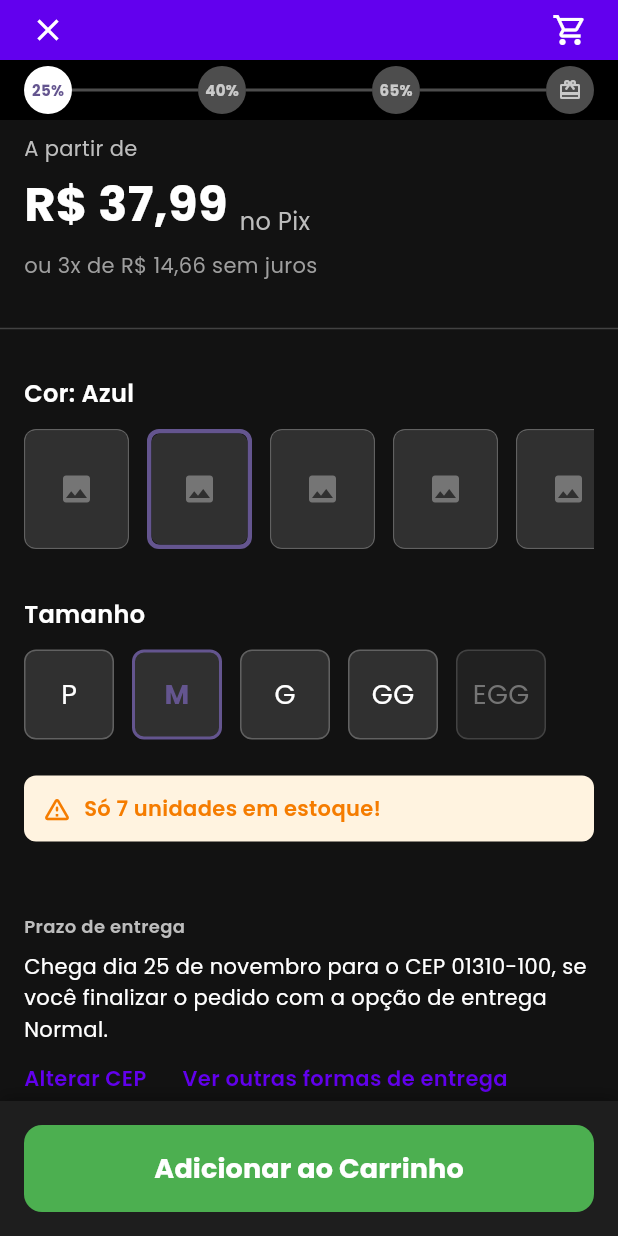
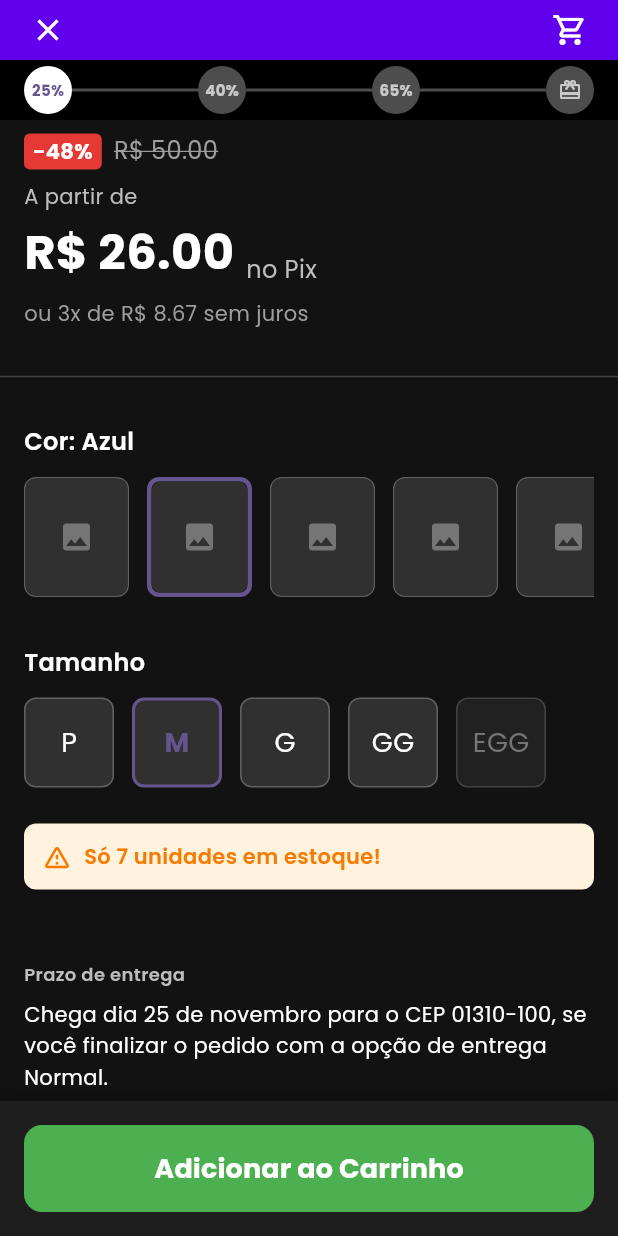
Before and after one commit to italoandres/eshop-admin-panel-updated, a Flutter app: the ProductDetailPage screen opened directly with empty values, scrolled down 576 dp, on a phone screen of 412 x 824 dp. Run offline on Flutter 3.47's test engine with Material 3 defaults, Android fonts, the phone set to English and light mode, and no system bars; our stand-ins replace cached_network_image, carousel_slider, dio, flutter_riverpod, flutter_secure_storage, freezed_annotation and 5 more; accounts and stored records are empty.

Commit message:
Implementar ajuste fino de preço com desconto progressivo
- Criar widget ProductProgressiveDiscountBanner com tarja rosa
- Adicionar mock data: mockOriginalPrice (50.00) e mockProgressiveDiscountPercent (48%)
- Modificar _buildPriceSection() para incluir:
  * Badge vermelho com percentual de desconto (-48%)
  * Preço original riscado (R$ 50,00)
  * Preço final calculado com desconto (R$ 26,00)
  * Parcelamento recalculado com base no preço com desconto
- Adicionar tarja rosa entre "Prazo de entrega" e "Proteção do Cliente"
- Tarja clicável com placeholder para página de explicação
- Cores: Rosa claro (#FFE4E8), Rosa forte (#D81B60), Vermelho (#E53935)
- Renderização condicional: só exibe se houver desconto configurado
- Texto: "Adicione ao carrinho e ganhe XX% de desconto"
- Layout: Ícone ticket + Texto + Seta (chevron_right)

```diff
--- a/lib/features/products/presentation/pages/product_detail_page.dart
+++ b/lib/features/products/presentation/pages/product_detail_page.dart
@@ -1,5 +1,6 @@
 import 'package:flutter/material.dart';
 import '../widgets/product_customer_protection.dart';
+import '../widgets/product_progressive_discount_banner.dart';
 
 class ProductDetailPage extends StatefulWidget {
   final String productId;
@@ -32,6 +33,10 @@ class _ProductDetailPageState extends State<ProductDetailPage> {
     {'user': 'Carlos', 'date': '10 de nov de 2025', 'comment': 'Superou minhas expectativas!', 'rating': 5},
     {'user': 'Ana', 'date': '8 de nov de 2025', 'comment': 'Produto de qualidade. Vale a pena.', 'rating': 4},
   ];
+
+  // Dados de preço e desconto
+  final double mockOriginalPrice = 50.00;
+  final double? mockProgressiveDiscountPercent = 48.0; // 48% de desconto
 
   @override
   Widget build(BuildContext context) {
@@ -77,6 +82,12 @@ class _ProductDetailPageState extends State<ProductDetailPage> {
 
                 // Seção: Prazo de entrega
                 _buildDeliverySection(),
+
+                // Tarja de desconto progressivo (se houver)
+                if (mockProgressiveDiscountPercent != null && mockProgressiveDiscountPercent! > 0)
+                  ProductProgressiveDiscountBanner(
+                    discountPercent: mockProgressiveDiscountPercent!,
+                  ),
 
                 Divider(height: 32, thickness: 1, color: Colors.grey[800]),
 
@@ -489,11 +500,53 @@ class _ProductDetailPageState extends State<ProductDetailPage> {
 
   // Preço
   Widget _buildPriceSection() {
+    // Cálculo do preço com desconto
+    final discountPercent = mockProgressiveDiscountPercent ?? 0;
+    final discountedPrice = mockOriginalPrice * (1 - (discountPercent / 100));
+    final installmentPrice = discountedPrice / 3;
+
     return Padding(
       padding: const EdgeInsets.all(16),
       child: Column(
         crossAxisAlignment: CrossAxisAlignment.start,
         children: [
+          // Linha com badge de desconto e preço original riscado
+          Row(
+            crossAxisAlignment: CrossAxisAlignment.start,
+            children: [
+              // Badge de desconto (se houver)
+              if (mockProgressiveDiscountPercent != null && mockProgressiveDiscountPercent! > 0)
+                Container(
+                  padding: const EdgeInsets.symmetric(horizontal: 6, vertical: 2),
+                  decoration: BoxDecoration(
+                    color: const Color(0xFFE53935),
+                    borderRadius: BorderRadius.circular(4),
+                  ),
+                  child: Text(
+                    '-${mockProgressiveDiscountPercent!.toStringAsFixed(0)}%',
+                    style: const TextStyle(
+                      fontSize: 14,
+                      fontWeight: FontWeight.bold,
+                      color: Colors.white,
+                    ),
+                  ),
+                ),
+              const SizedBox(width: 8),
+              // Preço original riscado
+              if (mockProgressiveDiscountPercent != null && mockProgressiveDiscountPercent! > 0)
+                Text(
+                  'R\$ ${mockOriginalPrice.toStringAsFixed(2)}',
+                  style: TextStyle(
+                    fontSize: 16,
+                    color: Colors.grey[500],
+                    decoration: TextDecoration.lineThrough,
+                    decorationColor: Colors.grey[500],
+                  ),
+                ),
+            ],
+          ),
+          const SizedBox(height: 8),
+          // Preço final com desconto
           Text(
             'A partir de',
             style: TextStyle(
@@ -506,8 +559,8 @@ class _ProductDetailPageState extends State<ProductDetailPage> {
             crossAxisAlignment: CrossAxisAlignment.end,
             children: [
               Text(
-                'R\$ 37,99',
-                style: TextStyle(
+                'R\$ ${discountedPrice.toStringAsFixed(2)}',
+                style: const TextStyle(
                   fontSize: 32,
                   fontWeight: FontWeight.bold,
                   color: Colors.white,
@@ -524,8 +577,9 @@ class _ProductDetailPageState extends State<ProductDetailPage> {
             ],
           ),
           const SizedBox(height: 8),
+          // Parcelamento (calculado com base no preço com desconto)
           Text(
-            'ou 3x de R\$ 14,66 sem juros',
+            'ou 3x de R\$ ${installmentPrice.toStringAsFixed(2)} sem juros',
             style: TextStyle(
               fontSize: 14,
               color: Colors.grey[500],
--- /dev/null
+++ b/lib/features/products/presentation/widgets/product_progressive_discount_banner.dart
@@ -0,0 +1,63 @@
+import 'package:flutter/material.dart';
+
+class ProductProgressiveDiscountBanner extends StatelessWidget {
+  final double discountPercent;
+
+  const ProductProgressiveDiscountBanner({
+    Key? key,
+    required this.discountPercent,
+  }) : super(key: key);
+
+  @override
+  Widget build(BuildContext context) {
+    return Padding(
+      padding: const EdgeInsets.symmetric(horizontal: 16, vertical: 12),
+      child: GestureDetector(
+        onTap: () {
+          // TODO: Abrir página explicando o desconto progressivo
+          ScaffoldMessenger.of(context).showSnackBar(
+            const SnackBar(
+              content: Text('Navegando para detalhes do desconto progressivo...'),
+            ),
+          );
+        },
+        child: Container(
+          padding: const EdgeInsets.all(14),
+          decoration: BoxDecoration(
+            color: const Color(0xFFFFE4E8),
+            borderRadius: BorderRadius.circular(10),
+          ),
+          child: Row(
+            children: [
+              // Ícone de ticket à esquerda
+              const Icon(
+                Icons.confirmation_number,
+                color: Color(0xFFD81B60),
+                size: 22,
+              ),
+              const SizedBox(width: 12),
+              // Texto
+              Expanded(
+                child: Text(
+                  'Adicione ao carrinho e ganhe ${discountPercent.toStringAsFixed(0)}% de desconto',
+                  style: const TextStyle(
+                    fontSize: 15,
+                    fontWeight: FontWeight.w600,
+                    color: Color(0xFFD81B60),
+                  ),
+                ),
+              ),
+              const SizedBox(width: 8),
+              // Seta à direita
+              const Icon(
+                Icons.chevron_right,
+                color: Color(0xFFD81B60),
+                size: 22,
+              ),
+            ],
+          ),
+        ),
+      ),
+    );
+  }
+}
```
